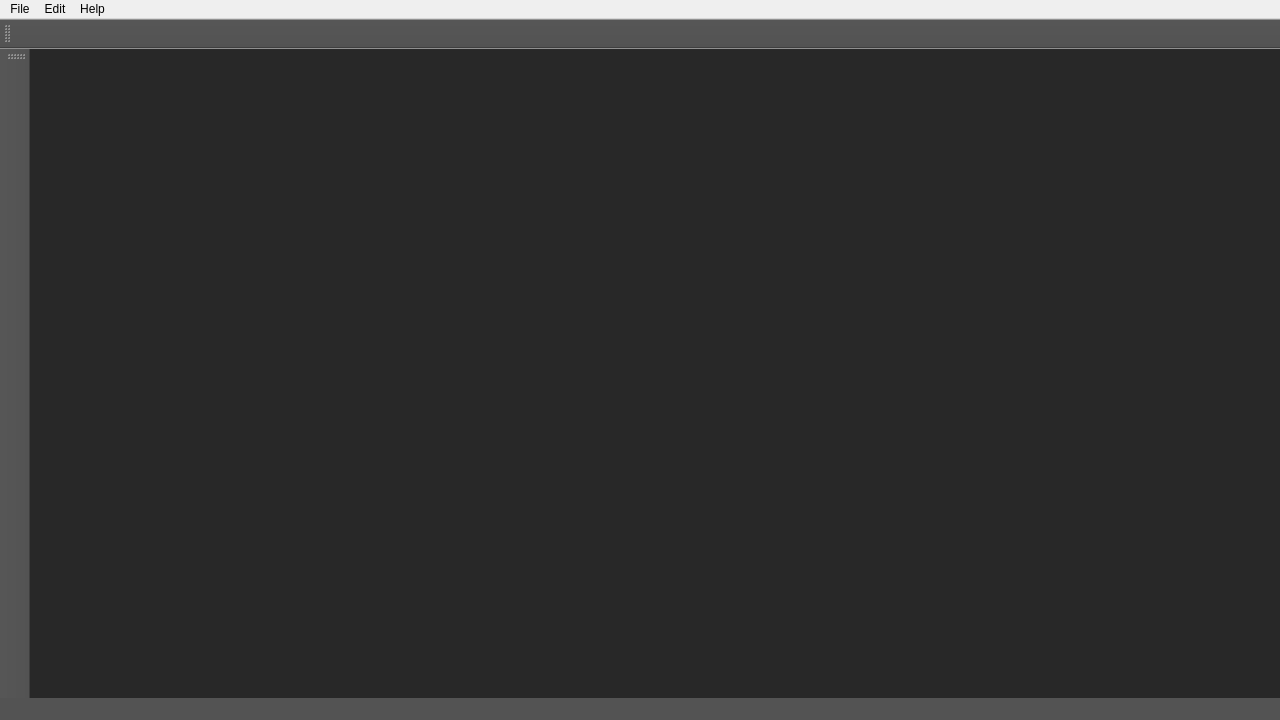
The window that MainWindow.ui (hitsz-ldjam/PixelMix) describes before a commit, drawn with Qt 5.
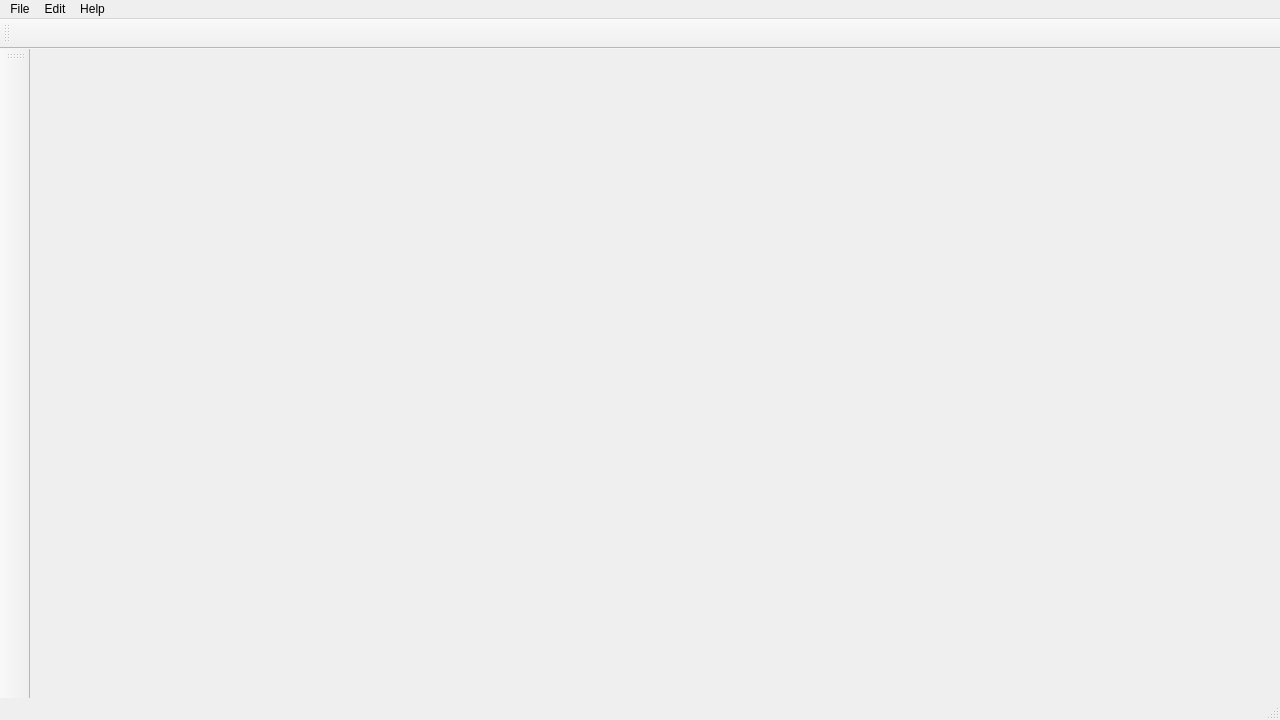
The same window after the commit.

Commit message: Color widget update.Change style

Diff of the .ui file:
```diff
--- a/MainWindow.ui
+++ b/MainWindow.ui
@@ -45,7 +45,7 @@
     </sizepolicy>
    </property>
    <property name="styleSheet">
-    <string notr="true">background-color: #282828;</string>
+    <string notr="true"/>
    </property>
   </widget>
   <widget class="QMenuBar" name="menubar">
@@ -90,7 +90,7 @@
   </widget>
   <widget class="QStatusBar" name="statusbar">
    <property name="styleSheet">
-    <string notr="true">background-color: #535353;</string>
+    <string notr="true"/>
    </property>
   </widget>
   <widget class="QToolBar" name="mainToolBar">
@@ -104,7 +104,7 @@
     <string>toolBar</string>
    </property>
    <property name="styleSheet">
-    <string notr="true">background-color: #535353;</string>
+    <string notr="true"/>
    </property>
    <attribute name="toolBarArea">
     <enum>TopToolBarArea</enum>
@@ -124,7 +124,7 @@
     <string>toolBar</string>
    </property>
    <property name="styleSheet">
-    <string notr="true">background-color: #535353;</string>
+    <string notr="true"/>
    </property>
    <attribute name="toolBarArea">
     <enum>LeftToolBarArea</enum>
```
The commit also changes 54 other files.
